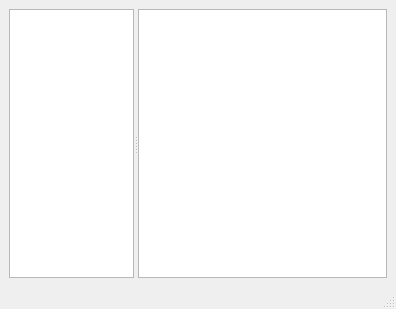
First picture: the form in djon/MainWindow.ui, repository crossleyjuan/djon, before the edit.
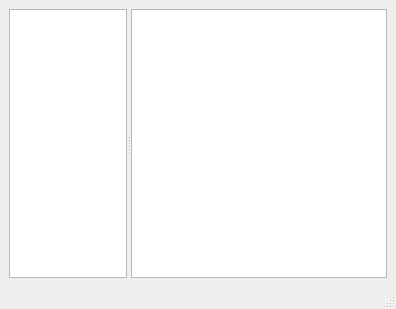
Second picture: the form after the edit. Icons and pictures are not drawn.

Commit message: Reimplementacion del Gantt

The edit to the form file:
```diff
--- a/djon/MainWindow.ui
+++ b/djon/MainWindow.ui
@@ -37,6 +37,9 @@
          <verstretch>0</verstretch>
         </sizepolicy>
        </property>
+       <property name="verticalScrollBarPolicy">
+        <enum>Qt::ScrollBarAlwaysOff</enum>
+       </property>
        <property name="alternatingRowColors">
         <bool>true</bool>
        </property>
@@ -50,18 +53,12 @@
         <bool>true</bool>
        </property>
       </widget>
-      <widget class="QTreeView" name="ganttView">
-       <property name="sizePolicy">
-        <sizepolicy hsizetype="Expanding" vsizetype="Expanding">
-         <horstretch>2</horstretch>
-         <verstretch>0</verstretch>
-        </sizepolicy>
+      <widget class="QGraphicsView" name="ganttView">
+       <property name="alignment">
+        <set>Qt::AlignLeading|Qt::AlignLeft|Qt::AlignTop</set>
        </property>
-       <property name="verticalScrollBarPolicy">
-        <enum>Qt::ScrollBarAsNeeded</enum>
-       </property>
-       <property name="horizontalScrollBarPolicy">
-        <enum>Qt::ScrollBarAsNeeded</enum>
+       <property name="transformationAnchor">
+        <enum>QGraphicsView::NoAnchor</enum>
        </property>
       </widget>
      </widget>
```
Left out of the diff: 5 changed lines with no effect on the pictures. The commit also changes 6 other files.
